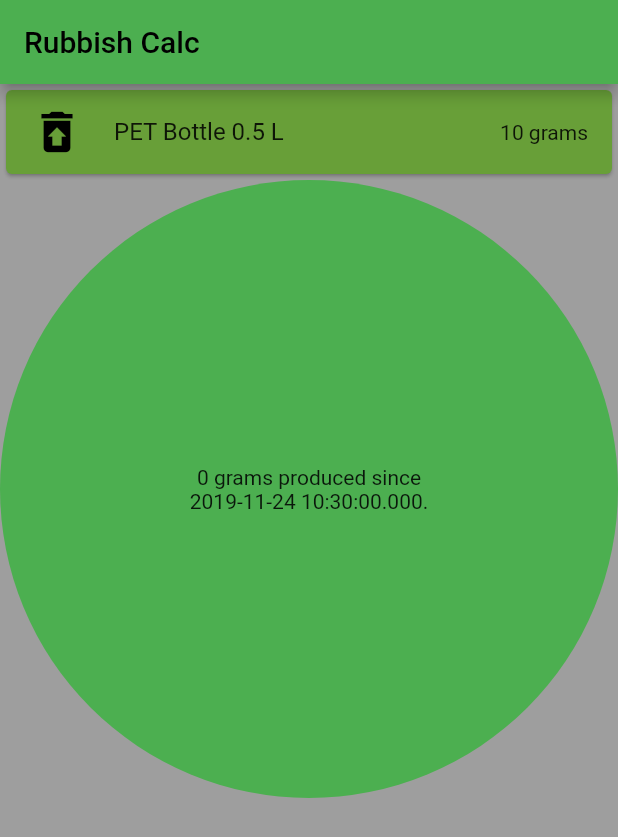
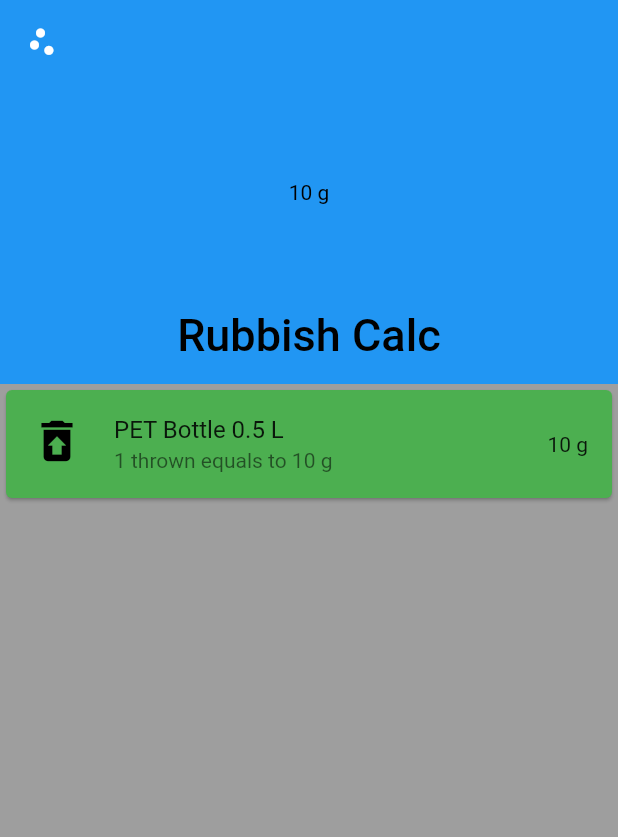
Before and after one commit to mattmaniak/rubbish_calc, a Flutter app: the screen it shows after launch, after a tap on "PET Bottle 0.5 L", on a phone screen of 412 x 824 dp. Shown: the top 837 px of the screen. Run offline on Flutter 3.47's test engine with Material 2 defaults, Android fonts, the phone set to English and light mode, and no system bars.

Commit message:
Sliver scroll.

```diff
--- a/lib/app.dart
+++ b/lib/app.dart
@@ -12,50 +12,50 @@ class _AppState extends State<App> {
   final DateTime _appInitDateTime = DateTime.now();
   final int _maxRubbishGrams = 1000000; // 1 metric ton.
   int _rubbishGrams = 0;
-  bool _active = false;
+  int _active = 0;
 
-  void _handleItemChanged(bool value) {
+  void _handleItemChanged(int value) {
     setState(() {
       _active = value;
     });
   }
 
-
   @override
   Widget build(BuildContext context) {
     return Scaffold(
       backgroundColor: Colors.grey,
-      appBar: AppBar(
+      body: CustomScrollView(
+        slivers: <Widget>[
+          SliverAppBar(
+            leading: Icon(Icons.scatter_plot),
+            pinned: true,
+            floating: true,
+            expandedHeight: 256.0,
+            flexibleSpace: FlexibleSpaceBar(
+              centerTitle: true,
               title: Text(
-          APP_TITLE,
+                'Rubbish Calc',
                 style: TextStyle(color: Colors.black),
               ),
-        backgroundColor: Colors.green,
+              background: Center(
+                child: Text(
+                  (_active * 10).toString() + ' g',
+                  textAlign: TextAlign.center,
+                  style: TextStyle(color: Colors.black),
                 ),
-      body: ListView(
-        scrollDirection: Axis.vertical,
-        children: <Widget>[
-          Column(
-            children: <Widget>[
+              ),
+            ),
+          ),
+          SliverList(
+            delegate: SliverChildListDelegate(
+              <Widget>[
                 Item(
                   name: 'PET Bottle 0.5 L',
                   weightGrams: 10,
                   onChanged: _handleItemChanged,
-                active: _active,
-              )
+                  amountInRubbish: _active,
+                ),
               ]
-          ),
-          ClipOval(
-            child: Container(
-              color: Colors.green,
-              height: MediaQuery.of(context).size.width,
-              child: Center(
-                child: Text(
-                  this._rubbishGrams.toString() + ' grams produced since\n'
-                  + this._appInitDateTime.toString() + '.',
-                  textAlign: TextAlign.center
-                ),
-              ),
             ),
           ),
         ]
--- a/lib/item.dart
+++ b/lib/item.dart
@@ -1,28 +1,22 @@
 import 'package:flutter/material.dart';
-import 'package:flutter/foundation.dart';
 
 class Item extends StatelessWidget {
-  Item({@required this.name, @required this.weightGrams, this.active: false,
-        @required this.onChanged});
+  Item({@required this.onChanged, @required this.name,
+        @required this.weightGrams, this.amountInRubbish: 0});
 
-  int _amountInRubbish = 0;
   final String name;
   final int weightGrams;
-  final bool active;
-  final ValueChanged<bool> onChanged;
+  final ValueChanged<int> onChanged;
+  int amountInRubbish = 0;
 
   void _handleTap() {
-    onChanged(!active);
-  }
-
-  int getAmountInRubbish() {
-    return _amountInRubbish;
+    onChanged(++amountInRubbish);
   }
 
   @override
   Widget build(BuildContext context) {
     return Card(
-      color: active ? Colors.lightGreen[700] : Colors.grey[600],
+      color: Colors.green,
       child: ListTile(
         leading: Icon(
           Icons.restore_from_trash,
@@ -30,7 +24,13 @@ class Item extends StatelessWidget {
           size: 36.0,
         ),
         title: Text(name),
-        trailing: Text(this.weightGrams.toString() + ' grams'),
+        subtitle: Text(
+          amountInRubbish.toString()
+          + ' thrown equals to '
+          + (amountInRubbish * weightGrams).toString()
+          + ' g'
+        ),
+        trailing: Text(this.weightGrams.toString() + ' g'),
         onTap: _handleTap,
       ),
     );
--- /dev/null
+++ b/lib/rubbish.dart
@@ -0,0 +1,2 @@
+import 'package:flutter/material.dart';
+import 'item.dart';
```
Lines whose indentation alone changed are shown as unchanged.
